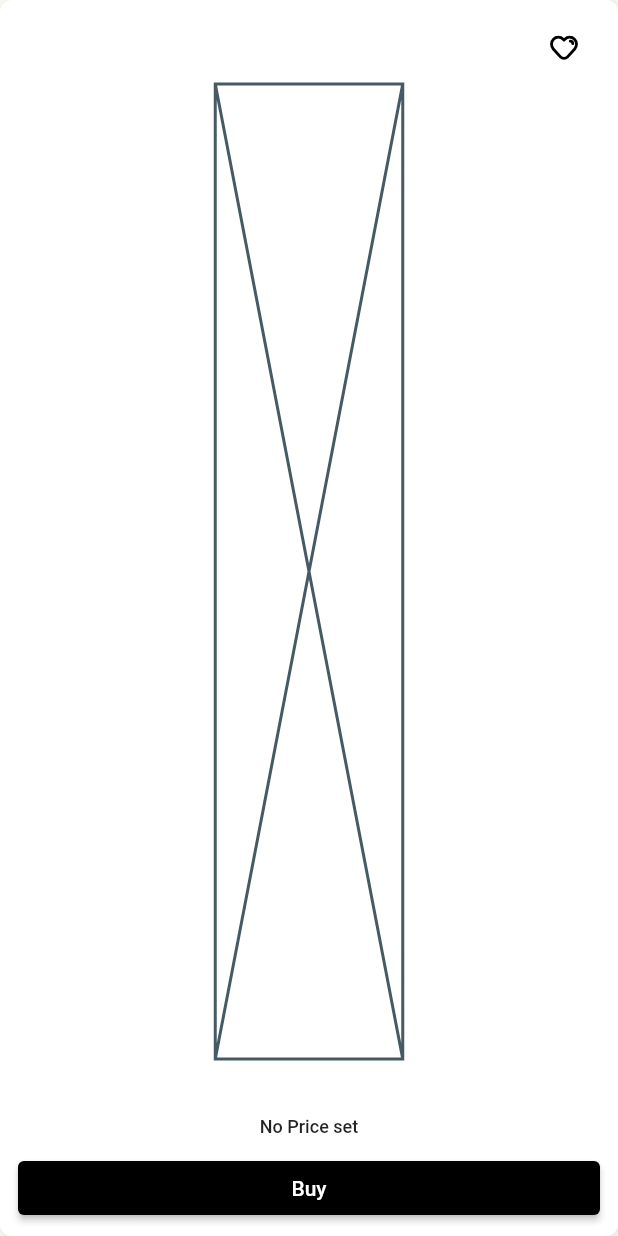
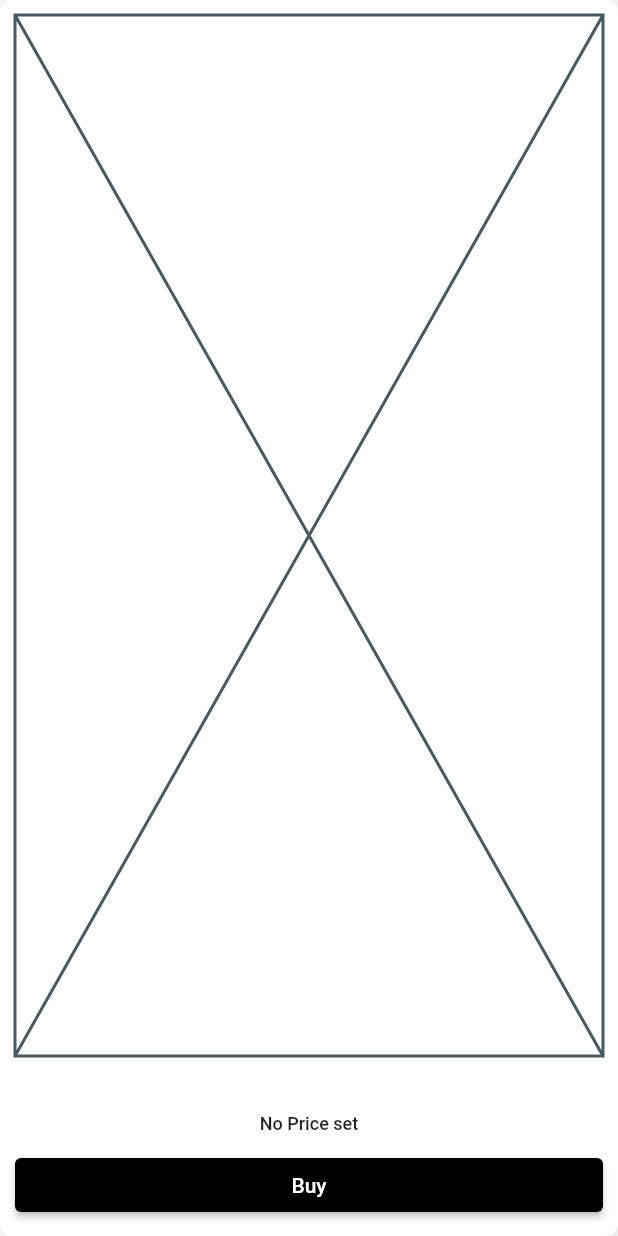
Before and after one commit to azazelyash/ecommerce-application, a Flutter app: the ProductCard widget shown alone on an empty page, opened directly with empty values, on a phone screen of 412 x 824 dp. Run offline on Flutter 3.47's test engine with Material 2 defaults, Android fonts, the phone set to English and light mode, and no system bars; our stand-ins replace carousel_slider, dio, dotted_line, flutter_otp_text_field, flutter_svg, fluttertoast and 6 more; missing offline and left inert: email_otp, razorpay_flutter; accounts and stored records are empty; network calls fail; project files that could hold a hidden picture were left out.

```diff
--- a/lib/comps/product_card.dart
+++ b/lib/comps/product_card.dart
@@ -48,12 +48,11 @@ class ProductCard extends StatelessWidget {
       onTap: () => Navigator.push(
         context,
         MaterialPageRoute(
-          builder: (context) =>
-              ProductPage(product: product, customerModel: customerModel),
+          builder: (context) => ProductPage(product: product, customerModel: customerModel),
         ),
       ),
       child: Container(
-        padding: const EdgeInsets.symmetric(vertical: 8, horizontal: 12),
+        padding: const EdgeInsets.symmetric(vertical: 10, horizontal: 10),
         decoration: BoxDecoration(
           boxShadow: [
             BoxShadow(
@@ -66,30 +65,34 @@ class ProductCard extends StatelessWidget {
           borderRadius: BorderRadius.circular(8),
         ),
         child: Column(
+          mainAxisAlignment: MainAxisAlignment.spaceBetween,
           children: [
-            Row(
-              children: [
-                const Spacer(),
-                IconButton(
-                  onPressed: () {},
-                  icon: SvgPicture.asset(height: 20, 'assets/Icons/love.svg'),
-                )
-              ],
-            ),
+            /* ---------------------------- Favourite Button ---------------------------- */
+
+            // Row(
+            //   children: [
+            //     const Spacer(),
+            //     IconButton(
+            //       onPressed: () {},
+            //       icon: SvgPicture.asset(height: 20, 'assets/Icons/love.svg'),
+            //     )
+            //   ],
+            // ),
             Expanded(
               child: SizedBox(
-                width: 125,
+                width: MediaQuery.of(context).size.width,
                 child: product.images != null && product.images!.isNotEmpty
-                    ? Image(
-                        fit: BoxFit.cover,
-                        image: NetworkImage(product.images![0]['src'])
+                    ? ClipRRect(
+                        borderRadius: BorderRadius.circular(6),
+                        child: Image(fit: BoxFit.cover, image: NetworkImage(product.images![0]['src'])
 
                             // NetworkImage(snapshot.data[index].image['src']),
+                            ),
                       )
                     : const Placeholder(),
               ),
             ),
-            SizedBox(
+            const SizedBox(
               height: 10,
             ),
             Text(
@@ -99,7 +102,8 @@ class ProductCard extends StatelessWidget {
               style: const TextStyle(
                 color: Colors.black87,
                 fontSize: 15,
-                  fontWeight: FontWeight.bold),
+                fontWeight: FontWeight.bold,
+              ),
             ),
             const SizedBox(
               height: 10,
@@ -108,17 +112,16 @@ class ProductCard extends StatelessWidget {
               resolvePrice(product),
               textAlign: TextAlign.left,
               overflow: TextOverflow.ellipsis,
-              style: TextStyle(
+              style: const TextStyle(
                 color: Colors.black87,
                 fontSize: 12,
-                  fontWeight: FontWeight.w500),
+                fontWeight: FontWeight.w500,
+              ),
             ),
             const SizedBox(
               height: 10,
             ),
-            GestureDetector(
-              onTap: () {},
-              child: ElevatedButton(
+            ElevatedButton(
               style: ElevatedButton.styleFrom(backgroundColor: Colors.black),
               onPressed: () {
                 if (product.variations!.isEmpty) {
@@ -135,8 +138,7 @@ class ProductCard extends StatelessWidget {
                   Navigator.push(
                     context,
                     MaterialPageRoute(
-                        builder: (context) => ProductPage(
-                            product: product, customerModel: customerModel),
+                      builder: (context) => ProductPage(product: product, customerModel: customerModel),
                     ),
                   );
                 }
@@ -144,11 +146,7 @@ class ProductCard extends StatelessWidget {
               child: const Center(
                 child: Text(
                   "Buy",
-                    style: TextStyle(
-                        color: Colors.white,
-                        fontSize: 14,
-                        fontWeight: FontWeight.w500),
-                  ),
+                  style: TextStyle(color: Colors.white, fontSize: 14, fontWeight: FontWeight.w500),
                 ),
               ),
             ),
```
Also changed, not shown: lib/pages/orders/orderspage.dart (+79 -50 lines), lib/pages/product_page/product_page.dart (+19 -16 lines). Lines whose indentation alone changed are shown as unchanged.
